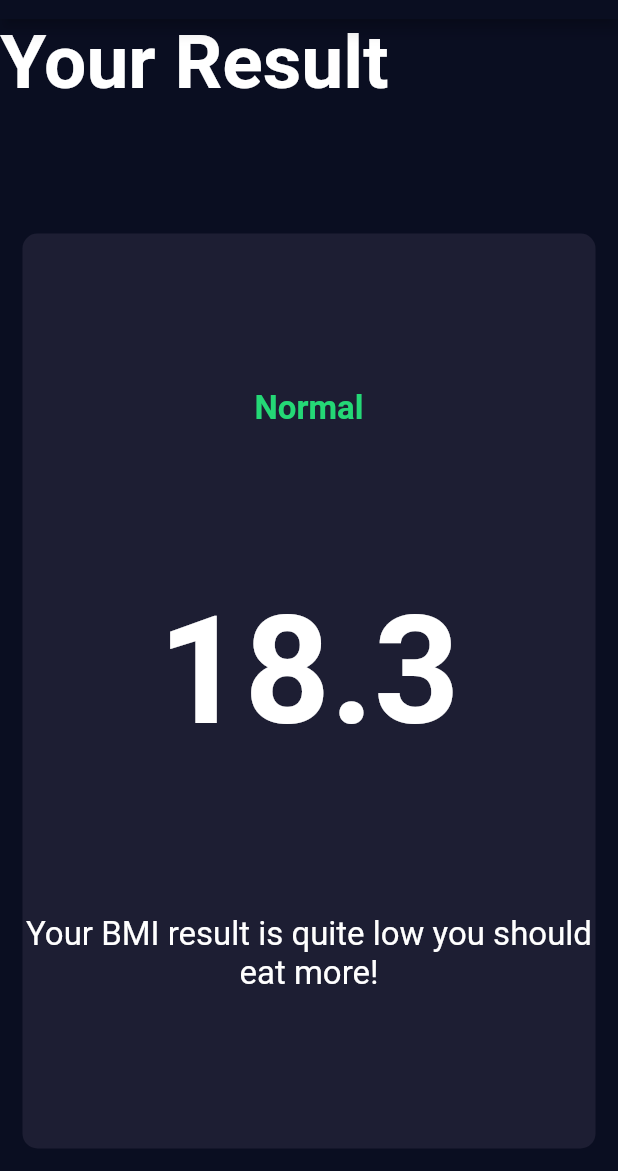
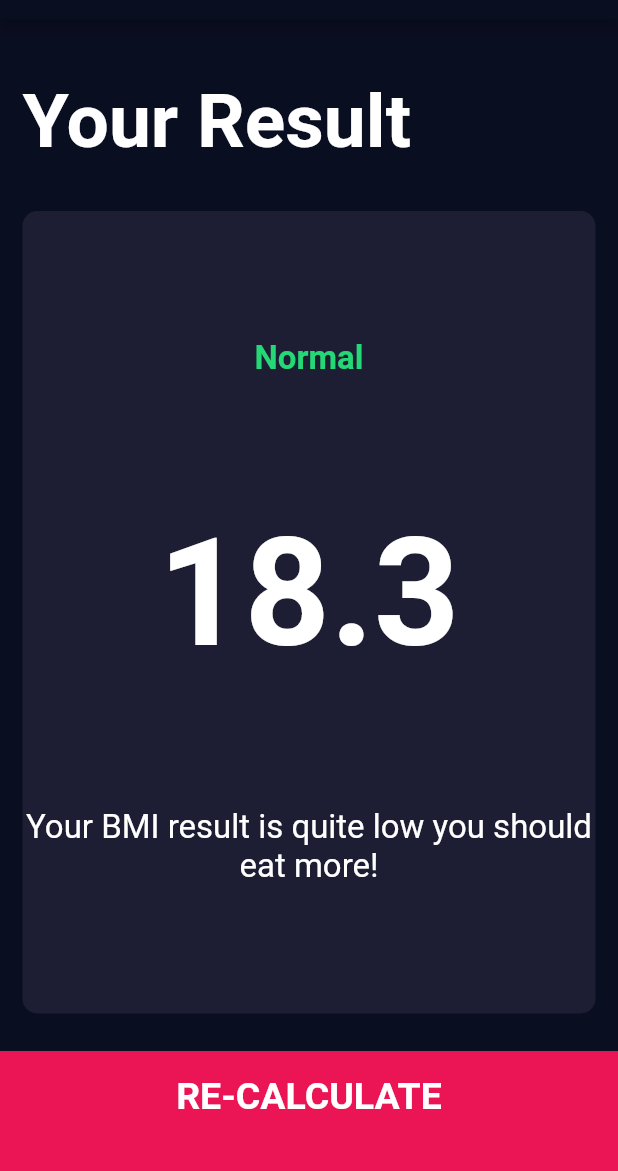
Before and after one commit to katratzi/bmi-flutter, a Flutter app: the ResultsPage screen opened directly, on a phone screen of 412 x 824 dp, the part 65-1236 px from its top. Run offline on Flutter 3.47's test engine with Material 2 defaults, Android fonts, the phone set to English and light mode, and no system bars; our stand-ins replace font_awesome_flutter.

Commit message:
bottom bar that pop()'s screen.  neatening text

```diff
--- a/lib/screens/results_page.dart
+++ b/lib/screens/results_page.dart
@@ -1,3 +1,4 @@
+import 'package:bmi_flutter/components/bottom_button.dart';
 import 'package:flutter/material.dart';
 import 'package:bmi_flutter/components/reusable_card.dart';
 import 'package:bmi_flutter/constants.dart';
@@ -15,6 +16,8 @@ class ResultsPage extends StatelessWidget {
         children: <Widget>[
           Expanded(
             child: Container(
+              padding: EdgeInsets.all(15.0),
+              alignment: Alignment.bottomLeft,
               child: Text(
                 'Your Result',
                 style: kTitleTextStyle,
@@ -45,7 +48,15 @@ class ResultsPage extends StatelessWidget {
                 ],
               ),
             ),
-          )
+          ),
+          BottomButton(
+            buttonTitle: 'RE-CALCULATE',
+            onTap: () {
+              Navigator.pop(
+                context,
+              );
+            },
+          ),
         ],
       ),
     );
```
